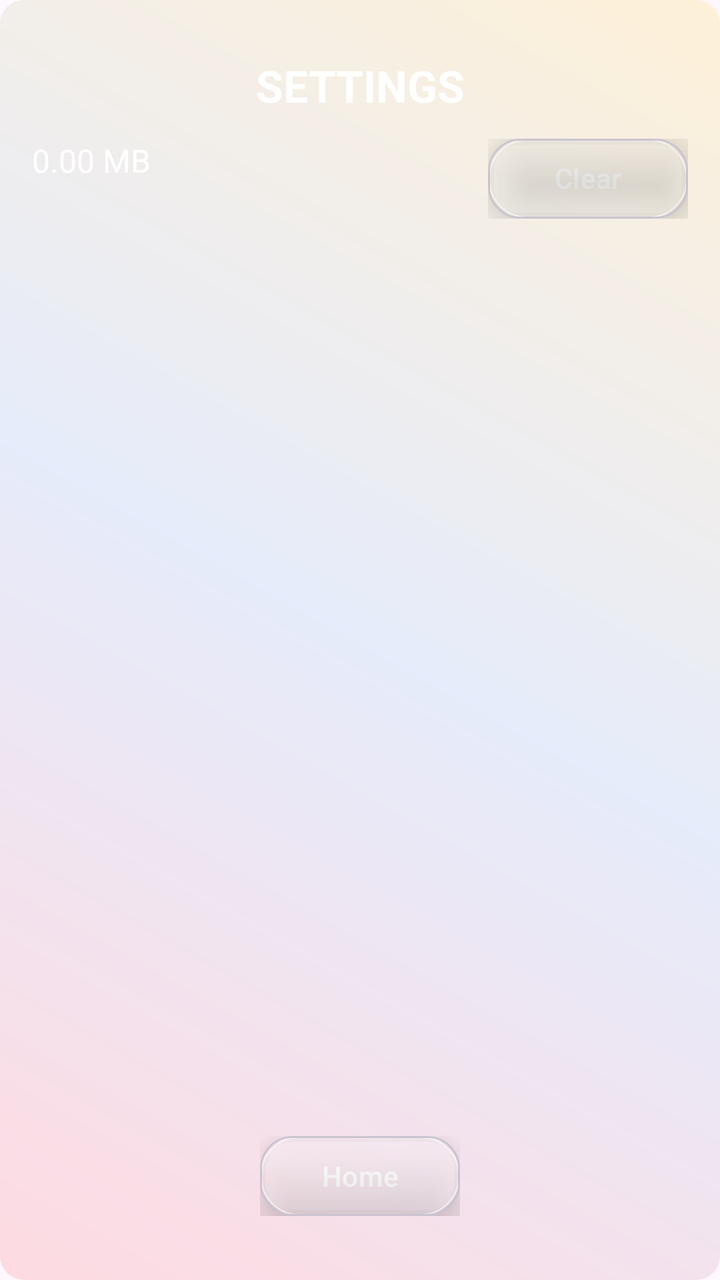
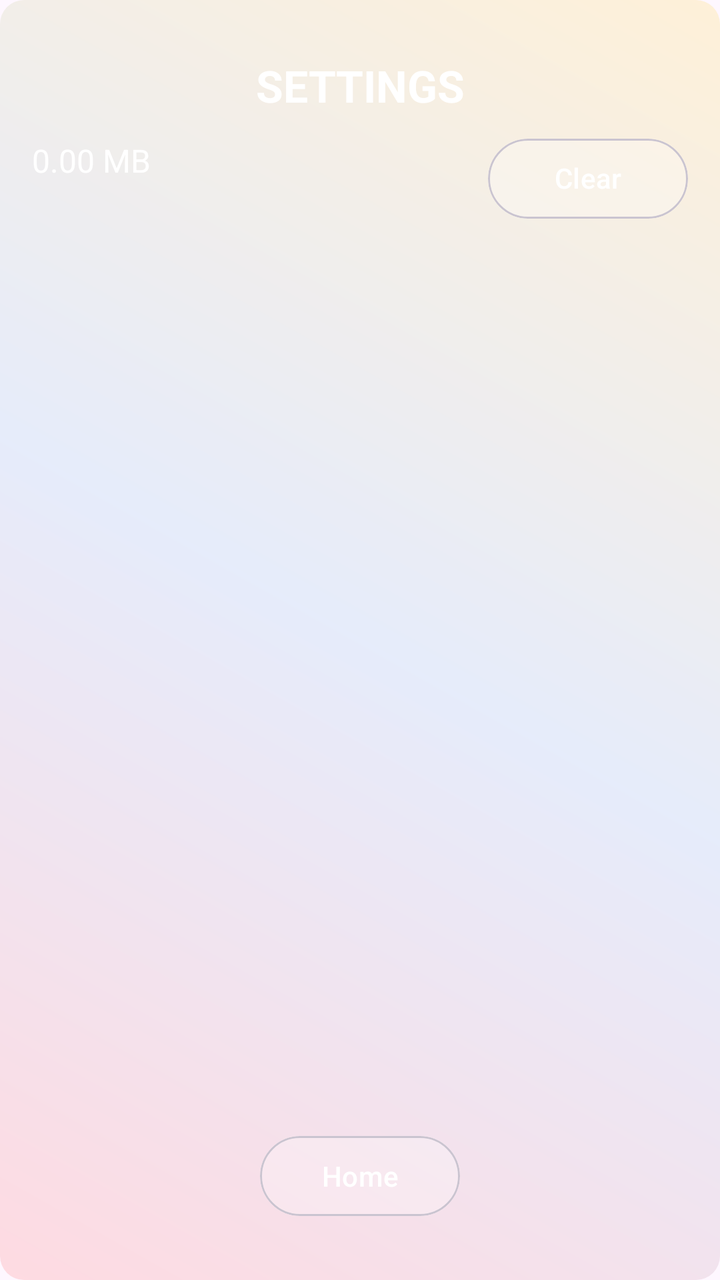

Compare the two renders of this Android layout. The source of the first and the diff that turns it into the second are given below.
<!-- AndroidManifest.xml: application theme Theme.MangaV5 -->
<!-- res/layout/activity_settings_page.xml -->
<?xml version="1.0" encoding="utf-8"?>
<androidx.constraintlayout.widget.ConstraintLayout
    xmlns:android="http://schemas.android.com/apk/res/android"
    xmlns:app="http://schemas.android.com/apk/res-auto"
    android:layout_width="match_parent"
    android:layout_height="match_parent"
    android:fitsSystemWindows="true"
    android:padding="16dp"
    android:background="@drawable/bg_gradient">

    
    <TextView
        android:id="@+id/text_settings_title"
        android:layout_width="wrap_content"
        android:layout_height="wrap_content"
        android:text="SETTINGS"
        android:textSize="22sp"
        android:textStyle="bold"
        android:textColor="@android:color/white"
        android:gravity="center"
        app:layout_constraintTop_toTopOf="parent"
        app:layout_constraintStart_toStartOf="parent"
        app:layout_constraintEnd_toEndOf="parent"
        android:layout_marginTop="12dp"/>

    
    <TextView
        android:id="@+id/text_total_size"
        android:layout_width="wrap_content"
        android:layout_height="wrap_content"
        android:text="0.00 MB"
        android:textColor="@android:color/white"
        android:textSize="16sp"
        app:layout_constraintTop_toBottomOf="@id/text_settings_title"
        app:layout_constraintStart_toStartOf="parent"
        android:layout_marginTop="12dp"/>

    
    <FrameLayout
        android:id="@+id/button_clear_all_container"
        android:layout_width="100dp"
        android:layout_height="40dp"
        app:layout_constraintTop_toBottomOf="@id/text_settings_title"
        app:layout_constraintEnd_toEndOf="parent"
        android:layout_marginTop="12dp">

        <com.google.android.material.card.MaterialCardView
            android:layout_width="match_parent"
            android:layout_height="match_parent"
            app:cardCornerRadius="16dp"
            app:cardElevation="16dp"
            app:cardBackgroundColor="@android:color/transparent">

            <View
                android:id="@+id/clearAllBlurBackground"
                android:layout_width="match_parent"
                android:layout_height="match_parent"
                android:background="@drawable/glass_bg"/>
        </com.google.android.material.card.MaterialCardView>

        <Button
            android:id="@+id/button_clear_all"
            android:layout_width="match_parent"
            android:layout_height="match_parent"
            android:text="Clear All"
            android:textColor="@android:color/white"
            android:textSize="14sp"
            android:background="@android:color/transparent"
            android:gravity="center"/>
    </FrameLayout>

    
    <androidx.recyclerview.widget.RecyclerView
        android:id="@+id/recycler_settings_manga"
        android:layout_width="0dp"
        android:layout_height="0dp"
        android:clipToPadding="false"
        android:paddingTop="8dp"
        android:paddingBottom="8dp"
        app:layout_constraintTop_toBottomOf="@id/button_clear_all_container"
        app:layout_constraintStart_toStartOf="parent"
        app:layout_constraintEnd_toEndOf="parent"
        app:layout_constraintBottom_toTopOf="@id/button_home_container"/>

    
    <FrameLayout
        android:id="@+id/button_home_container"
        android:layout_width="100dp"
        android:layout_height="40dp"
        app:layout_constraintBottom_toBottomOf="parent"
        app:layout_constraintStart_toStartOf="parent"
        app:layout_constraintEnd_toEndOf="parent"
        android:layout_marginBottom="16dp">

        <com.google.android.material.card.MaterialCardView
            android:layout_width="match_parent"
            android:layout_height="match_parent"
            app:cardCornerRadius="16dp"
            app:cardElevation="16dp"
            app:cardBackgroundColor="@android:color/transparent">

            <View
                android:id="@+id/homeBlurBackground"
                android:layout_width="match_parent"
                android:layout_height="match_parent"
                android:background="@drawable/glass_bg"/>
        </com.google.android.material.card.MaterialCardView>

        <Button
            android:id="@+id/button_home"
            android:layout_width="match_parent"
            android:layout_height="match_parent"
            android:text="Home"
            android:textColor="@android:color/white"
            android:textSize="14sp"
            android:background="@android:color/transparent"
            android:gravity="center"/>
    </FrameLayout>

</androidx.constraintlayout.widget.ConstraintLayout>
<!-- resources referenced by this layout -->
<resources>
  <!-- drawable bg_gradient (drawable) -->
  <shape xmlns:android="http://schemas.android.com/apk/res/android"
      android:shape="rectangle">
  
      <gradient
          android:startColor="#33FF6B6B"
          android:centerColor="#3385C1E9"
          android:endColor="#33FFD93D"
          android:angle="45"
          android:type="linear"/>
  
      <corners android:radius="12dp"/>
  </shape>
  <!-- drawable glass_bg (drawable) -->
  <layer-list xmlns:android="http://schemas.android.com/apk/res/android">
  
      
      <item>
          <shape android:shape="rectangle">
              <solid android:color="@android:color/transparent"/>
              <corners android:radius="50dp"/>
              <stroke
                  android:width="1dp"
                  android:color="#80FFFFFF"/>
          </shape>
      </item>
  
      
      <item android:left="0dp" android:top="0dp" android:right="0dp" android:bottom="0dp">
          <shape android:shape="rectangle">
              <solid android:color="#40FFFFFF"/>
              <corners android:radius="50dp"/>
          </shape>
      </item>
  
  </layer-list>
  <style name="Theme.MangaV5" parent="Theme.MaterialComponents.DayNight.DarkActionBar">
          
          <item name="colorPrimary">@color/purple_500</item>
          <item name="colorPrimaryVariant">@color/purple_700</item>
          <item name="colorOnPrimary">@color/white</item>
          
          <item name="colorSecondary">@color/teal_200</item>
          <item name="colorSecondaryVariant">@color/teal_700</item>
          <item name="colorOnSecondary">@color/black</item>
          
          <item name="android:statusBarColor">?attr/colorPrimaryVariant</item>
          
      </style>
  <color name="purple_500">#FF6200EE</color>
  <color name="purple_700">#FF3700B3</color>
  <color name="white">#FFFFFFFF</color>
  <color name="teal_200">#FF03DAC5</color>
  <color name="teal_700">#FF018786</color>
  <color name="black">#FF000000</color>
</resources>

<!-- the commit's change to res/layout/activity_settings_page.xml (unified diff, before → after) -->
@@ -47,15 +47,16 @@
         <com.google.android.material.card.MaterialCardView
             android:layout_width="match_parent"
             android:layout_height="match_parent"
-            app:cardCornerRadius="16dp"
-            app:cardElevation="16dp"
-            app:cardBackgroundColor="@android:color/transparent">
+            app:cardCornerRadius="28dp"
+            app:cardBackgroundColor="@android:color/transparent"
+            android:clipChildren="false"
+            android:clipToPadding="false">
 
             <View
                 android:id="@+id/clearAllBlurBackground"
                 android:layout_width="match_parent"
                 android:layout_height="match_parent"
-                android:background="@drawable/glass_bg"/>
+                android:background="@drawable/glass_bg" />
         </com.google.android.material.card.MaterialCardView>
 
         <Button
@@ -95,15 +96,16 @@
         <com.google.android.material.card.MaterialCardView
             android:layout_width="match_parent"
             android:layout_height="match_parent"
-            app:cardCornerRadius="16dp"
-            app:cardElevation="16dp"
-            app:cardBackgroundColor="@android:color/transparent">
+            app:cardCornerRadius="28dp"
+            app:cardBackgroundColor="@android:color/transparent"
+            android:clipChildren="false"
+            android:clipToPadding="false">
 
             <View
                 android:id="@+id/homeBlurBackground"
                 android:layout_width="match_parent"
                 android:layout_height="match_parent"
-                android:background="@drawable/glass_bg"/>
+                android:background="@drawable/glass_bg" />
         </com.google.android.material.card.MaterialCardView>
 
         <Button
